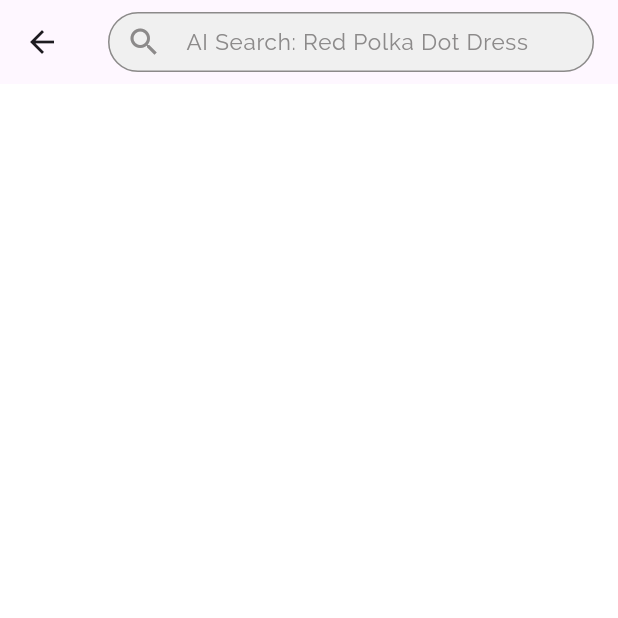
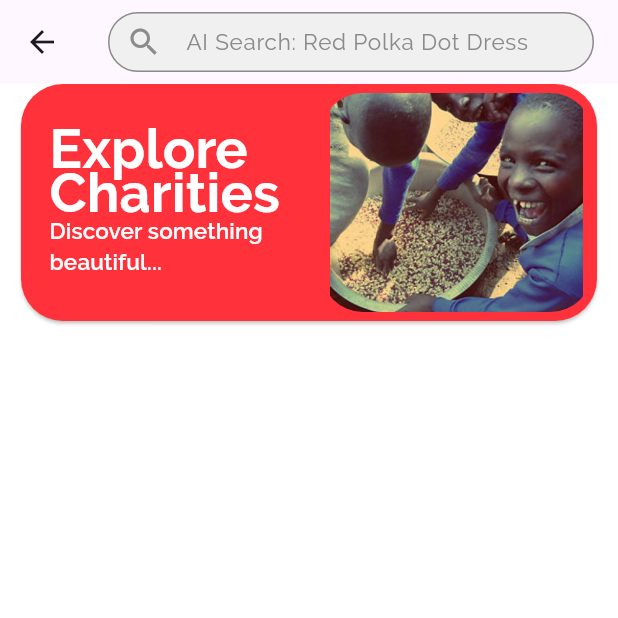
Before and after one commit to chh0871/MVP, a Flutter app: the HomeScreen screen opened directly, on a phone screen of 412 x 824 dp, the top half of it. Run offline on Flutter 3.47's test engine with Material 3 defaults, Android fonts, the phone set to English and light mode, and no system bars; our stand-ins replace cloud_firestore, firebase_auth, firebase_core, firebase_storage, fl_chart, flutter_dotenv and 4 more; accounts and stored records are empty.

Commit message:
Add Explore Charities component

```diff
--- a/lib/core/config/app_button_style.dart
+++ b/lib/core/config/app_button_style.dart
@@ -13,4 +13,12 @@ class AppButtonStyle {
       )
       // foreground
       );
+
+  static ButtonStyle exploreButtonStyle = ElevatedButton.styleFrom(
+    backgroundColor: AppColors.redBgColor,
+    shape: RoundedRectangleBorder(
+      borderRadius: BorderRadius.circular(28)
+    ),
+    padding: EdgeInsets.fromLTRB(19, 3, 3, 3)
+  );
 }
--- a/lib/core/config/app_colors.dart
+++ b/lib/core/config/app_colors.dart
@@ -14,6 +14,7 @@ class AppColors {
   static const lightGreyFill = Color(0xFFF0F0F0);
   static const greyTextColorTwo = Color(0xFF707070);
   static const greyNavFooter = Color(0xFFA2A2A2);
+  static const redBgColor = Color(0xFFFF313B);
   //piechart
   static const piechart_green = Color(0xFFB7E885);
   static const piechart_pink = Color(0xfff5B9EC);
--- a/lib/core/config/app_images.dart
+++ b/lib/core/config/app_images.dart
@@ -33,6 +33,8 @@ class AppImages {
   static const charity_week_card = '${_path}charity_week_card.png';
   static const empty_state_bg = '${_path}emptystatebg.png';
 
+  static const explore_charities = '${_path}explore_image.png';
+
 
   static const waterAid_logo = '${_path}water_aid_logo.png';
 
--- a/lib/core/config/app_text_styles.dart
+++ b/lib/core/config/app_text_styles.dart
@@ -20,4 +20,19 @@ class AppTextStyles {
     fontWeight: FontWeight.normal,
     color: AppColors.greyTextColor,
   );
+
+  // Explore Button Text Styles
+  static TextStyle exploreLargeText = TextStyle(
+    fontSize: 36,
+    fontWeight: FontWeight.bold,
+    color: AppColors.white,
+    height: 0.8,
+  );
+
+  static TextStyle exploreSmallText = TextStyle(
+    fontSize: 15,
+    fontWeight: FontWeight.w600,
+    color: AppColors.white
+  );
+
 }
--- /dev/null
+++ b/lib/features/home/widgets/discover_button.dart
@@ -0,0 +1,56 @@
+import 'package:cherry_mvp/core/config/app_button_style.dart';
+import 'package:cherry_mvp/core/config/app_colors.dart';
+import 'package:cherry_mvp/core/config/app_images.dart';
+import 'package:cherry_mvp/core/config/app_text_styles.dart';
+import 'package:cherry_mvp/features/home/widgets/dashboard.dart';
+import 'package:flutter/material.dart';
+import 'package:cherry_mvp/core/config/app_strings.dart';
+
+class DiscoverButton extends StatelessWidget {
+  const DiscoverButton({super.key});
+
+  void _navigate(BuildContext context) {
+    Navigator.push(
+        context, MaterialPageRoute(builder: (ctx) => DashboardPage()));
+  }
+
+  @override
+  Widget build(BuildContext context) {
+    return ElevatedButton(
+        style: AppButtonStyle.exploreButtonStyle,
+        onPressed: () => _navigate(context),
+        child: Container(
+          width: double.infinity,
+          height: 152,
+          child: Row ( children: [
+            Expanded(
+              child: Padding(
+                  padding: EdgeInsets.symmetric(vertical: 26),
+                  child: Column(
+                    mainAxisAlignment: MainAxisAlignment.center,
+                    crossAxisAlignment: CrossAxisAlignment.start,
+                    children: [
+                      Text(
+                        AppStrings.exploreText,
+                        style: AppTextStyles.exploreLargeText,
+                      ),
+                      Text(
+                        AppStrings.discoverSomethingText,
+                        style: AppTextStyles.exploreSmallText,
+                      )
+                    ],
+                  )
+                )
+            ),
+            Expanded(
+              child: ClipRRect(
+                borderRadius: BorderRadius.circular(28),
+                child: Image.asset(AppImages.explore_charities, height: 146)
+              )
+            )
+            ]
+          )
+        ),
+      );
+  }
+}
--- a/lib/features/home/widgets/home_screen.dart
+++ b/lib/features/home/widgets/home_screen.dart
@@ -1,4 +1,4 @@
-
+import 'package:cherry_mvp/features/home/widgets/discover_button.dart';
 import 'package:flutter/material.dart';
 
 import 'package:cherry_mvp/core/config/config.dart';
@@ -11,23 +11,24 @@ class HomeScreen extends StatefulWidget {
   HomeScreenState createState() => HomeScreenState();
 }
 
-
-
 class HomeScreenState extends State<HomeScreen> {
-
   String _searchQuery = '';
 
   @override
   Widget build(BuildContext context) {
-
     return Scaffold(
         backgroundColor: AppColors.white,
-
         appBar: AppBar(
           title: SizedBox(
-          height:40,
+            height: 40,
             child: TextField(
-            decoration: buildInputDecorationSearchHome(labelText:"AI Search: Red Polka Dot Dress", hintText:"", iconPrefix:Icons.search, icon:null, enabledBorderRadiusValue:50.0, iconColor: AppColors.greyTextColor),
+              decoration: buildInputDecorationSearchHome(
+                  labelText: "AI Search: Red Polka Dot Dress",
+                  hintText: "",
+                  iconPrefix: Icons.search,
+                  icon: null,
+                  enabledBorderRadiusValue: 50.0,
+                  iconColor: AppColors.greyTextColor),
               onChanged: (value) {
                 setState(() {
                   _searchQuery = value;
@@ -37,13 +38,16 @@ class HomeScreenState extends State<HomeScreen> {
           ),
           centerTitle: true,
         ),
-
         body: SingleChildScrollView(
+          child: Padding(
+            padding: EdgeInsets.symmetric(horizontal: 14),
             child: Column(
-          children: []
+              children: [
+                DiscoverButton()
+              ],
             )
-      ),
+          )
+        )
     );
-
   }
 }
```
Lines whose indentation alone changed are shown as unchanged.
